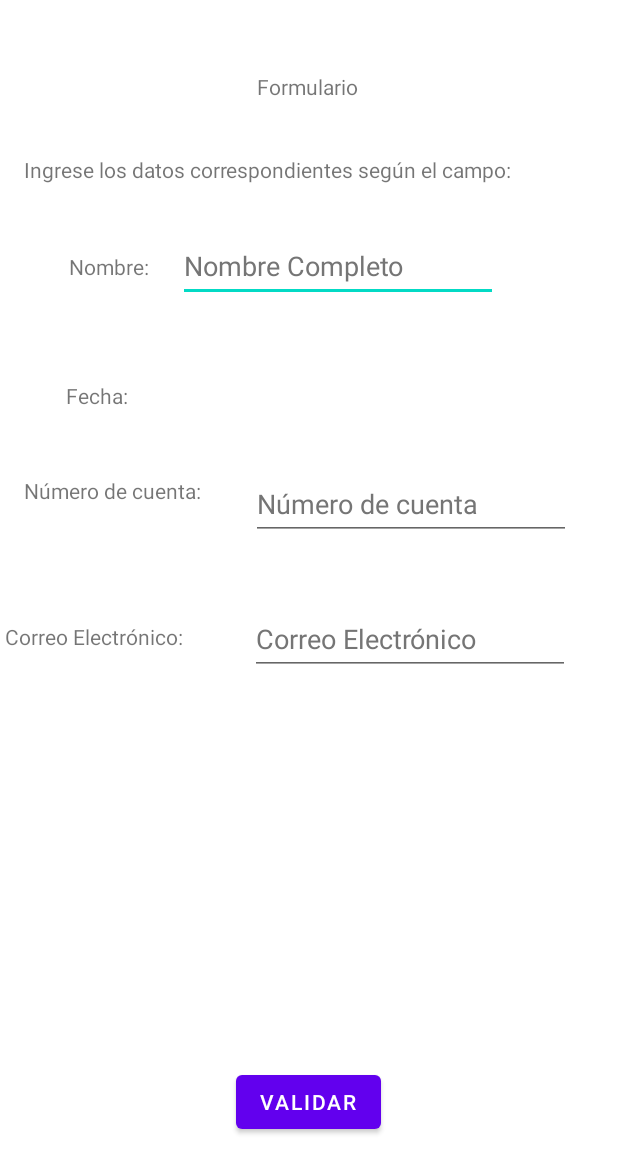
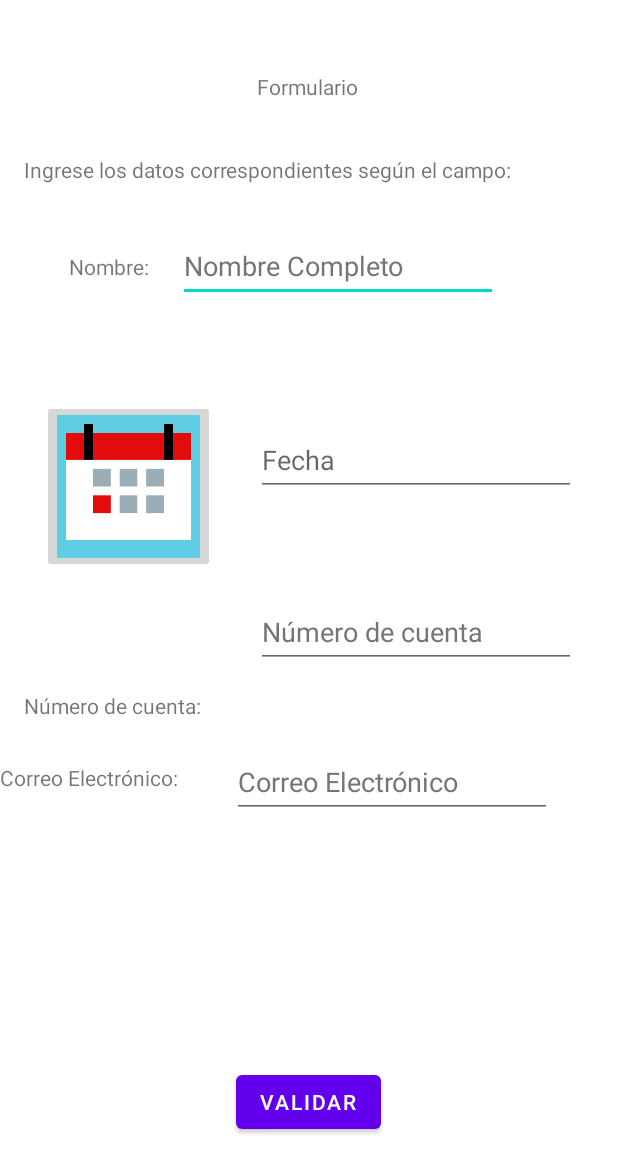
Before and after one commit to luis231298/Ejercicio1_2023_1, an Android app: the layout activity_main.xml on its own in the app's theme, with its tools: preview values and no code run, on a phone screen of 412 x 824 dp. Shown: the top 1173 px of the screen. Run offline under Robolectric (Android 15) with nearby library versions, the phone set to English and light mode, and no system bars.

Commit message:
DataPicker y validación de fecha por año.

```diff
--- a/app/src/main/res/layout/activity_main.xml
+++ b/app/src/main/res/layout/activity_main.xml
@@ -58,28 +58,15 @@
         android:autofillHints="" />
 
     <TextView
-        android:id="@+id/textView4"
-        android:layout_width="wrap_content"
-        android:layout_height="wrap_content"
-        android:layout_marginStart="44dp"
-        android:text="@string/fecha"
-        app:layout_constraintBottom_toBottomOf="parent"
-        app:layout_constraintStart_toStartOf="parent"
-        app:layout_constraintTop_toBottomOf="@+id/textView3"
-        app:layout_constraintVertical_bias="0.108" />
-
-    <TextView
         android:id="@+id/textView5"
         android:layout_width="wrap_content"
         android:layout_height="wrap_content"
-        android:layout_marginTop="44dp"
+        android:layout_marginBottom="344dp"
         android:text="@string/numero_cuenta"
         app:layout_constraintBottom_toBottomOf="parent"
         app:layout_constraintEnd_toEndOf="parent"
-        app:layout_constraintHorizontal_bias="0.055"
-        app:layout_constraintStart_toStartOf="parent"
-        app:layout_constraintTop_toBottomOf="@+id/textView4"
-        app:layout_constraintVertical_bias="0.0" />
+        app:layout_constraintHorizontal_bias="0.054"
+        app:layout_constraintStart_toStartOf="parent" />
 
     <EditText
         android:id="@+id/etnNoDeCuenta"
@@ -94,10 +81,10 @@
         android:textColorHint="#757575"
         app:layout_constraintBottom_toBottomOf="parent"
         app:layout_constraintEnd_toEndOf="parent"
-        app:layout_constraintHorizontal_bias="0.032"
+        app:layout_constraintHorizontal_bias="0.142"
         app:layout_constraintStart_toEndOf="@+id/textView5"
         app:layout_constraintTop_toTopOf="parent"
-        app:layout_constraintVertical_bias="0.402" />
+        app:layout_constraintVertical_bias="0.512" />
 
     <TextView
         android:id="@+id/textView6"
@@ -107,16 +94,17 @@
         android:text="@string/correo_electronico"
         app:layout_constraintBottom_toBottomOf="parent"
         app:layout_constraintEnd_toStartOf="@+id/ETCorreo"
-        app:layout_constraintHorizontal_bias="0.2"
+        app:layout_constraintHorizontal_bias="0.0"
         app:layout_constraintStart_toStartOf="parent"
         app:layout_constraintTop_toTopOf="parent"
-        app:layout_constraintVertical_bias="0.515" />
+        app:layout_constraintVertical_bias="0.632" />
 
     <EditText
         android:id="@+id/ETCorreo"
         android:layout_width="wrap_content"
         android:layout_height="wrap_content"
-        android:layout_marginEnd="32dp"
+        android:layout_marginEnd="44dp"
+        android:autofillHints=""
         android:ems="10"
         android:hint="@string/correo_electronico2"
         android:inputType="textEmailAddress"
@@ -125,8 +113,7 @@
         app:layout_constraintBottom_toBottomOf="parent"
         app:layout_constraintEnd_toEndOf="parent"
         app:layout_constraintTop_toTopOf="parent"
-        app:layout_constraintVertical_bias="0.518"
-        android:autofillHints="" />
+        app:layout_constraintVertical_bias="0.641" />
 
     <Button
         android:id="@+id/BTNValidacion"
@@ -141,4 +128,37 @@
         app:layout_constraintTop_toTopOf="parent"
         app:layout_constraintVertical_bias="0.916" />
 
+    <EditText
+        android:id="@+id/txtFecha"
+        android:layout_width="wrap_content"
+        android:layout_height="wrap_content"
+        android:layout_marginEnd="28dp"
+        android:autofillHints=""
+        android:ems="10"
+        android:hint="@string/fecha"
+        android:inputType="date"
+        android:minHeight="48dp"
+        app:layout_constraintBottom_toBottomOf="parent"
+        app:layout_constraintEnd_toEndOf="parent"
+        app:layout_constraintTop_toTopOf="parent"
+        app:layout_constraintVertical_bias="0.364" />
+
+    <ImageButton
+        android:id="@+id/btnFecha"
+        android:layout_width="115dp"
+        android:layout_height="115dp"
+        android:onClick="muestraCalendario"
+        android:scaleType="centerCrop"
+        app:layout_constraintBottom_toTopOf="@+id/textView5"
+        app:layout_constraintEnd_toStartOf="@+id/txtFecha"
+        app:layout_constraintStart_toStartOf="parent"
+        app:layout_constraintTop_toBottomOf="@+id/textView3"
+        app:srcCompat="@drawable/calendario480" />
+
+    <DatePicker
+        android:id="@+id/dpFecha"
+        android:layout_width="500dp"
+        android:layout_height="400dp"
+        android:visibility="gone" />
+
 </androidx.constraintlayout.widget.ConstraintLayout>
--- a/app/src/main/res/values/strings.xml
+++ b/app/src/main/res/values/strings.xml
@@ -4,10 +4,11 @@
     <string name="instrucciones">Ingrese los datos correspondientes según el campo:</string>
     <string name="nombre">Nombre:</string>
     <string name="nombre_completo">Nombre Completo</string>
-    <string name="fecha">Fecha:</string>
+    <string name="fecha">Fecha</string>
     <string name="numero_cuenta">Número de cuenta:</string>
     <string name="numero_cuenta2">Número de cuenta</string>
     <string name="correo_electronico2">Correo Electrónico</string>
     <string name="correo_electronico">Correo Electrónico:</string>
     <string name="validar">Validar</string>
+    <string name="seleccion_de_fecha">Selección de fecha</string>
 </resources>
```
Also changed, not shown: app/src/main/java/com/example/ejercicio1_2023_1/MainActivity.kt (+69 -0 lines), app/src/main/res/drawable/calendario.png (added), app/src/main/res/drawable/calendario480.png (added).
